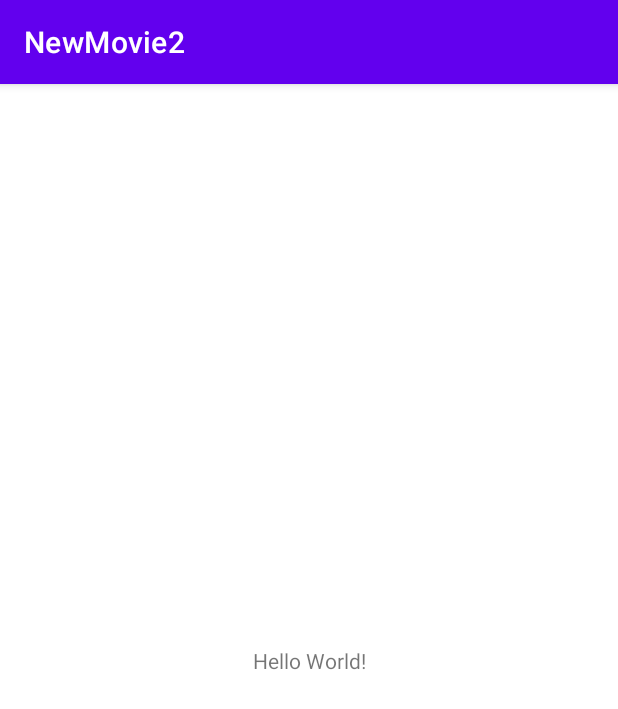
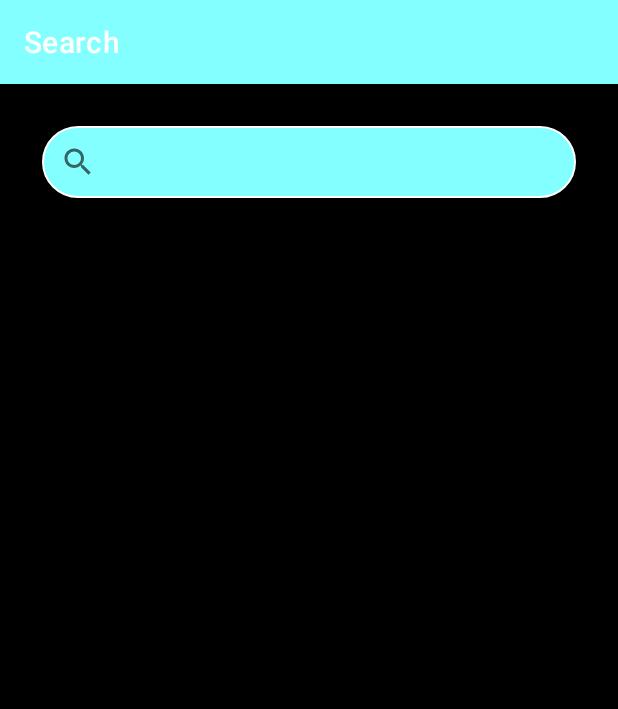
Before and after one commit to shaghayeghAyoubi/Mymoviehub, an Android app: the screen it shows after launch (MainActivity), on a phone screen of 412 x 824 dp. Shown: the top 709 px of the screen. Run offline under Robolectric (Android 15) with nearby library versions, the phone set to English and light mode, and no system bars; our stand-ins replace navigation-ui; pictures from the network do not load.

```diff
--- a/app/build.gradle
+++ b/app/build.gradle
@@ -51,6 +51,8 @@ dependencies {
     implementation "com.squareup.retrofit2:retrofit:2.9.0"
     implementation 'com.squareup.retrofit2:retrofit:2.5.0'
     implementation 'com.squareup.retrofit2:converter-gson:2.5.0'
+    implementation 'com.squareup.okhttp3:logging-interceptor:4.2.1'
+
     // ViewModel
     implementation 'androidx.lifecycle:lifecycle-viewmodel-ktx:2.2.0'
     implementation 'androidx.fragment:fragment-ktx:1.2.5'
@@ -63,4 +65,6 @@ dependencies {
     // Glide
     implementation 'com.github.bumptech.glide:glide:4.11.0'
     annotationProcessor 'com.github.bumptech.glide:compiler:4.11.0'
+
+    implementation "io.coil-kt:coil:1.1.1"
 }
--- a/app/src/main/AndroidManifest.xml
+++ b/app/src/main/AndroidManifest.xml
@@ -3,6 +3,7 @@
     package="com.example.newmovie2">
 
     <uses-permission android:name="android.permission.INTERNET"/>
+    <uses-permission android:name="android.permission.ACCESS_NETWORK_STATE" />
     <application
         android:allowBackup="true"
         android:icon="@mipmap/ic_launcher"
--- a/app/src/main/java/com/example/newmovie2/MainActivity.kt
+++ b/app/src/main/java/com/example/newmovie2/MainActivity.kt
@@ -2,10 +2,37 @@ package com.example.newmovie2
 
 import androidx.appcompat.app.AppCompatActivity
 import android.os.Bundle
+import androidx.navigation.ui.AppBarConfiguration
+
+import androidx.navigation.Navigation
+
+import androidx.navigation.NavController
+import androidx.navigation.fragment.NavHostFragment
+import androidx.navigation.ui.NavigationUI
+import com.example.newmovie2.databinding.ActivityMainBinding
 
 class MainActivity : AppCompatActivity() {
+
+    private lateinit var binding: ActivityMainBinding
+
     override fun onCreate(savedInstanceState: Bundle?) {
         super.onCreate(savedInstanceState)
-        setContentView(R.layout.activity_main)
+        binding = ActivityMainBinding.inflate(layoutInflater)
+        setContentView(binding.root)
+        val navHostFragment = supportFragmentManager.findFragmentById(R.id.nav_host_fragment) as NavHostFragment
+        val navController = navHostFragment.navController
+        val appBarConfiguration = AppBarConfiguration.Builder(navController.graph).build()
+        NavigationUI.setupActionBarWithNavController(
+            this,
+            navController,
+            appBarConfiguration
+        )
     }
+
+    override fun onSupportNavigateUp(): Boolean {
+        val navController = Navigation.findNavController(this, R.id.nav_host_fragment)
+        val appBarConfiguration = AppBarConfiguration.Builder(navController.graph).build()
+        return NavigationUI.navigateUp(navController, appBarConfiguration)
+    }
+
 }
--- a/app/src/main/java/com/example/newmovie2/models/Result.kt
+++ b/app/src/main/java/com/example/newmovie2/models/Result.kt
@@ -7,7 +7,7 @@ data class Result(
     @SerializedName("id")
     val id: String,
     @SerializedName("image")
-    val image: Image,
+    val image: Image?,
     @SerializedName("runningTimeInMinutes")
     val runningTimeInMinutes: Int,
     @SerializedName("title")
--- a/app/src/main/java/com/example/newmovie2/viewmodels/SearchFragmentVM.kt
+++ b/app/src/main/java/com/example/newmovie2/viewmodels/SearchFragmentVM.kt
@@ -21,7 +21,7 @@ class SearchFragmentVM : ViewModel() {
         _status.value = MovieApiStatus.LOADING
         viewModelScope.launch {
             try {
-                MovieApi.retrofitService.getTitle(query).results
+                _movieTitle.value = MovieApi.retrofitService.getTitle(query).results
                 _status.value = MovieApiStatus.DONE
             }catch(e: Exception){
                 _status.value = MovieApiStatus.ERROR
--- a/app/src/main/res/layout/activity_main.xml
+++ b/app/src/main/res/layout/activity_main.xml
@@ -6,13 +6,16 @@
     android:layout_height="match_parent"
     tools:context=".MainActivity">
 
-    <TextView
-        android:layout_width="wrap_content"
-        android:layout_height="wrap_content"
-        android:text="Hello World!"
+    <androidx.fragment.app.FragmentContainerView
+        app:layout_constraintTop_toTopOf="parent"
         app:layout_constraintBottom_toBottomOf="parent"
-        app:layout_constraintLeft_toLeftOf="parent"
-        app:layout_constraintRight_toRightOf="parent"
-        app:layout_constraintTop_toTopOf="parent" />
+        app:layout_constraintEnd_toEndOf="parent"
+        app:layout_constraintStart_toStartOf="parent"
+        android:id="@+id/nav_host_fragment"
+        android:name="androidx.navigation.fragment.NavHostFragment"
+        android:layout_width="0dp"
+        android:layout_height="0dp"
+        app:defaultNavHost="true"
+        app:navGraph="@navigation/nav_graph"/>
 
 </androidx.constraintlayout.widget.ConstraintLayout>
--- a/app/src/main/res/layout/fragment_search.xml
+++ b/app/src/main/res/layout/fragment_search.xml
@@ -1,11 +1,13 @@
 <?xml version="1.0" encoding="utf-8"?>
-<androidx.constraintlayout.widget.ConstraintLayout android:layout_width="match_parent"
+<androidx.constraintlayout.widget.ConstraintLayout xmlns:android="http://schemas.android.com/apk/res/android"
+    xmlns:app="http://schemas.android.com/apk/res-auto"
+    xmlns:tools="http://schemas.android.com/tools"
+    android:layout_width="match_parent"
     android:layout_height="match_parent"
-    xmlns:tools="http://schemas.android.com/tools"
-    tools:context=".fragments.SearchFragment"
-    xmlns:android="http://schemas.android.com/apk/res/android"
-    xmlns:app="http://schemas.android.com/apk/res-auto"
-    android:focusableInTouchMode="true">
+    android:background="@color/black"
+    android:focusableInTouchMode="true"
+    tools:context=".fragments.SearchFragment">
+
     <SearchView
         android:id="@+id/search_view"
         android:layout_width="0dp"
@@ -13,57 +15,59 @@
         android:layout_margin="28dp"
         android:background="@drawable/ic_search_view"
         android:iconifiedByDefault="true"
+        android:imeOptions="actionSearch"
         android:queryHint="Search your movie here"
         app:layout_constraintEnd_toEndOf="parent"
         app:layout_constraintStart_toStartOf="parent"
-        app:layout_constraintTop_toTopOf="parent"
-        android:imeOptions="actionSearch"/>
+        app:layout_constraintTop_toTopOf="parent" />
+
     <TextView
+        android:id="@+id/result_movie"
         android:layout_width="wrap_content"
         android:layout_height="wrap_content"
-        android:id="@+id/result_movie"
+        android:layout_margin="32dp"
         android:text="Movies"
-        app:layout_constraintTop_toBottomOf="@id/search_view"
-        android:textColor="@color/black"
+        android:textColor="@color/white"
         android:textSize="25sp"
         android:textStyle="bold"
-        android:layout_margin="32dp"
+        android:visibility="invisible"
         app:layout_constraintStart_toStartOf="parent"
-        android:visibility="invisible"
-        />
+        app:layout_constraintTop_toBottomOf="@id/search_view" />
+
     <androidx.recyclerview.widget.RecyclerView
         android:id="@+id/movie_recycler"
         android:layout_width="match_parent"
-        android:layout_height="wrap_content"
+        android:layout_height="0dp"
+        android:layout_marginTop="32dp"
+        android:layout_marginBottom="32dp"
+        app:layout_constraintBottom_toBottomOf="parent"
+        app:layout_constraintEnd_toEndOf="parent"
         app:layout_constraintStart_toStartOf="parent"
-        app:layout_constraintEnd_toEndOf="parent"
-        app:layout_constraintTop_toBottomOf="@id/result_movie"
-        app:layout_constraintBottom_toBottomOf="parent"
-        android:layout_marginBottom="32dp"/>
+        app:layout_constraintTop_toBottomOf="@id/result_movie" />
 
     <ProgressBar
+        android:id="@+id/progressBar"
         android:layout_width="wrap_content"
         android:layout_height="wrap_content"
-        android:id="@+id/progressBar"
+        android:layout_weight="1"
+        android:minWidth="40dp"
+        android:minHeight="40dp"
         android:visibility="gone"
-        android:layout_weight="1"
-        android:minHeight="40dp"
-        android:minWidth="40dp"
+        app:layout_constraintBottom_toBottomOf="parent"
+        app:layout_constraintEnd_toEndOf="parent"
         app:layout_constraintStart_toStartOf="parent"
-        app:layout_constraintEnd_toEndOf="parent"
-        app:layout_constraintTop_toBottomOf="@id/result_movie"
-        app:layout_constraintBottom_toBottomOf="parent"/>
+        app:layout_constraintTop_toBottomOf="@id/result_movie" />
+
     <ImageView
+        android:id="@+id/connection_error"
         android:layout_width="wrap_content"
         android:layout_height="wrap_content"
-        android:id="@+id/connection_error"
-        app:layout_constraintStart_toStartOf="parent"
-        app:layout_constraintEnd_toEndOf="parent"
-        app:layout_constraintBottom_toBottomOf="parent"
-        app:layout_constraintTop_toBottomOf="@id/result_movie"
         android:src="@drawable/ic_connection_error"
         android:visibility="gone"
-        />
+        app:layout_constraintBottom_toBottomOf="parent"
+        app:layout_constraintEnd_toEndOf="parent"
+        app:layout_constraintStart_toStartOf="parent"
+        app:layout_constraintTop_toBottomOf="@id/result_movie" />
 
 
 </androidx.constraintlayout.widget.ConstraintLayout>
--- a/app/src/main/res/navigation/nav_graph.xml
+++ b/app/src/main/res/navigation/nav_graph.xml
@@ -17,13 +17,19 @@
     <fragment
         android:id="@+id/detailFragment"
         android:name="com.example.newmovie2.fragments.DetailFragment"
-        android:label="@string/fragment_detail"
+        android:label="{name}"
         tools:layout="@layout/fragment_detail" >
         <action
             android:id="@+id/action_detailFragment_to_searchFragment"
-            app:destination="@id/searchFragment" />
+            app:destination="@id/searchFragment"
+            app:popUpTo="@id/searchFragment"
+            app:popUpToInclusive="true"
+           />
         <argument
             android:name="id"
             app:argType="string"/>
+        <argument
+            android:name="name"
+            app:argType="string"/>
     </fragment>
 </navigation>
--- a/app/src/main/res/values/colors.xml
+++ b/app/src/main/res/values/colors.xml
@@ -8,4 +8,5 @@
     <color name="black">#FF000000</color>
     <color name="white">#FFFFFFFF</color>
     <color name="cyan_A200">#84FFFF</color>
+    <color name="cyan_A400">#26C6DA</color>
 </resources>
--- a/app/src/main/res/values/themes.xml
+++ b/app/src/main/res/values/themes.xml
@@ -2,8 +2,8 @@
     <!-- Base application theme. -->
     <style name="Theme.NewMovie2" parent="Theme.MaterialComponents.DayNight.DarkActionBar">
         <!-- Primary brand color. -->
-        <item name="colorPrimary">@color/purple_500</item>
-        <item name="colorPrimaryVariant">@color/purple_700</item>
+        <item name="colorPrimary">@color/cyan_A200</item>
+        <item name="colorPrimaryVariant">@color/cyan_A400</item>
         <item name="colorOnPrimary">@color/white</item>
         <!-- Secondary brand color. -->
         <item name="colorSecondary">@color/teal_200</item>
```
Also changed, not shown: app/src/main/java/com/example/newmovie2/adapters/MovieAdapter.kt (+17 -7 lines), app/src/main/java/com/example/newmovie2/apiservices/MovieApiService.kt (+11 -7 lines), app/src/main/java/com/example/newmovie2/fragments/DetailFragment.kt (+83 -0 lines), app/src/main/java/com/example/newmovie2/fragments/SearchFragment.kt (+25 -12 lines), app/src/main/java/com/example/newmovie2/models/ImageX.kt (deleted, +0 -15 lines), app/src/main/java/com/example/newmovie2/viewmodels/DetailFragmentVM.kt (+6 -7 lines), app/src/main/res/layout/fragment_detail.xml (+3 -11 lines), app/src/main/res/layout/item_view_model.xml (+21 -21 lines).
